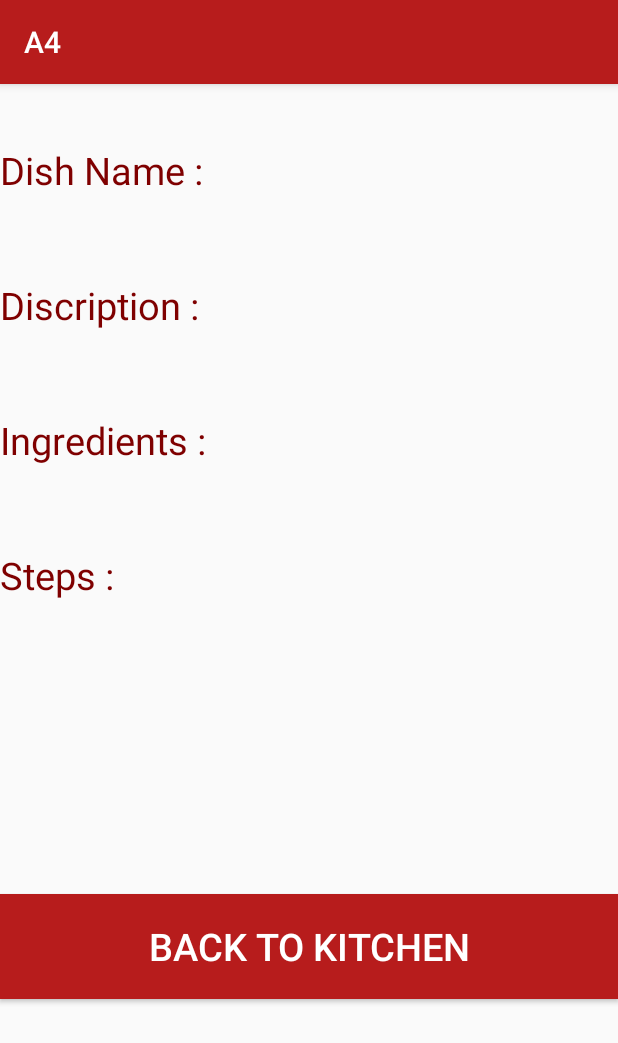
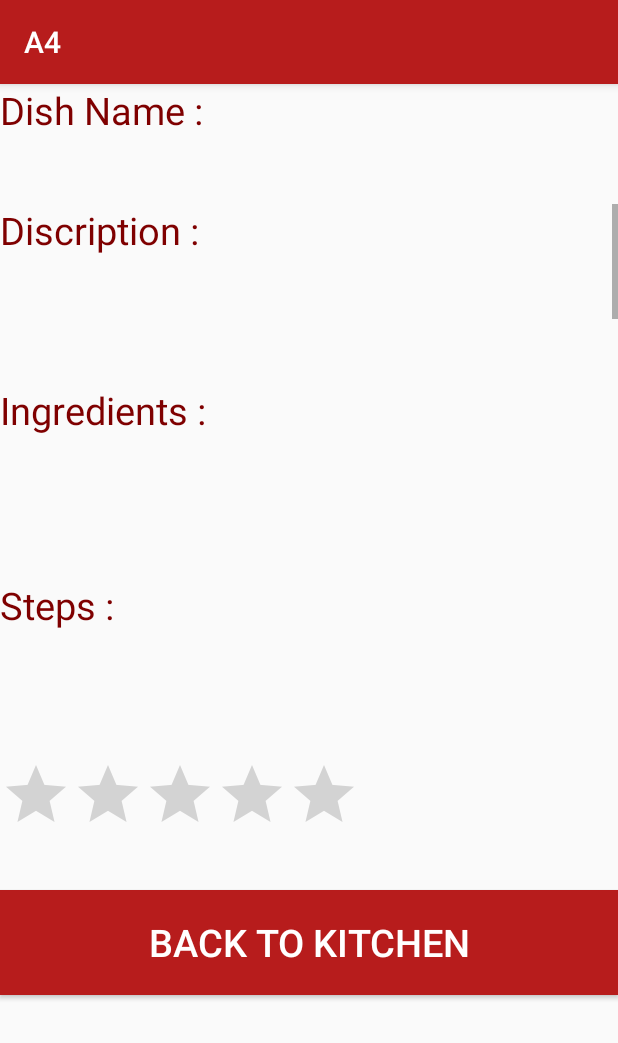
Before and after one commit to patelmalav/Khana-Khazana, an Android app: the view_recipe screen opened directly, with no data from a screen before it, on a phone screen of 412 x 824 dp. Shown: the top 1043 px of the screen. Run offline under Robolectric (Android 15) with nearby library versions, the phone set to English and light mode, and no system bars; our stand-ins replace Firebase (no records; nobody signed in at launch, a user with empty details on screens opened directly).

Commit message:
Search and Rating functionality

```diff
--- a/app/build.gradle
+++ b/app/build.gradle
@@ -27,6 +27,7 @@ dependencies {
     androidTestImplementation 'com.android.support.test:runner:1.0.1'
     androidTestImplementation 'com.android.support.test.espresso:espresso-core:3.0.1'
     implementation 'com.android.support:recyclerview-v7:26.1.0'
+    compile 'com.iarcuschin:simpleratingbar:0.1.3'
 }
 
 
--- a/app/src/main/java/due2do/mobile/com/a4/view_recipe.java
+++ b/app/src/main/java/due2do/mobile/com/a4/view_recipe.java
@@ -6,6 +6,7 @@ import android.support.annotation.Nullable;
 import android.support.v7.app.AppCompatActivity;
 import android.view.View;
 import android.widget.Button;
+import android.widget.RatingBar;
 import android.widget.TextView;
 
 import com.google.firebase.database.DatabaseReference;
@@ -20,6 +21,7 @@ public class view_recipe extends AppCompatActivity {
     TextView name, discription, ingredients, steps;
     DatabaseReference database;
     Button back;
+    RatingBar rb;
     details details = new details();
     details viewdata = new details();
 
@@ -33,6 +35,7 @@ public class view_recipe extends AppCompatActivity {
         ingredients = findViewById(R.id.ingredients_view);
         steps = findViewById(R.id.steps_view);
         back = findViewById(R.id.back_btn);
+        rb = findViewById(R.id.rating);
 
         viewdata = (details) getIntent().getSerializableExtra("View_Data");
 
@@ -41,6 +44,7 @@ public class view_recipe extends AppCompatActivity {
             ingredients.setText(viewdata.getIngridents());
             discription.setText(viewdata.getDiscription());
             steps.setText(viewdata.getSteps());
+            rb.setRating(viewdata.getRate());
         }
 
         back.setOnClickListener(new View.OnClickListener() {
--- a/app/src/main/res/layout/view_recipe.xml
+++ b/app/src/main/res/layout/view_recipe.xml
@@ -2,12 +2,15 @@
 <LinearLayout xmlns:android="http://schemas.android.com/apk/res/android"
     android:layout_width="match_parent"
     android:layout_height="match_parent"
-    android:orientation="vertical">
+    android:orientation="vertical"
+    >
+
+
 
     <LinearLayout
         android:layout_width="match_parent"
-        android:layout_height="50dp"
-        android:layout_marginTop="40dp">
+        android:layout_height="wrap_content"
+        >
         <TextView
             android:id="@+id/dish_name_label"
             android:layout_width="wrap_content"
@@ -26,7 +29,7 @@
 
     <LinearLayout
         android:layout_width="match_parent"
-        android:layout_height="50dp"
+        android:layout_height="wrap_content"
         android:layout_marginTop="40dp">
         <TextView
             android:id="@+id/discription_label"
@@ -36,16 +39,20 @@
             android:textSize="25dp"
             android:textColor="@color/colorPrimaryDark"/>
 
+        <ScrollView
+            xmlns:android="http://schemas.android.com/apk/res/android"
+            android:layout_width="fill_parent"
+            android:layout_height="80dp">
         //https://stackoverflow.com/questions/4233626/allow-multi-line-in-edittext-view-in-android
 
         <TextView
             android:id="@+id/discription_view"
-            android:inputType="textMultiLine"
+            android:singleLine="false"
             android:layout_marginLeft="10dp"
             android:ellipsize="end"
-            android:lines="8"
-            android:minLines="10"
-            android:gravity="top|left"
+            android:lines="50"
+            android:minLines="5"
+            android:gravity="left"
             android:maxLines="50"
             android:layout_height="wrap_content"
             android:layout_width="match_parent"
@@ -53,11 +60,12 @@
             android:scrollbars="vertical"
             android:textColor="@color/colorPrimaryDark"
             />
+        </ScrollView>
     </LinearLayout>
 
     <LinearLayout
         android:layout_width="match_parent"
-        android:layout_height="50dp"
+        android:layout_height="wrap_content"
         android:layout_marginTop="40dp">
         <TextView
             android:id="@+id/ingredients_label"
@@ -66,24 +74,30 @@
             android:text="Ingredients :"
             android:textSize="25dp"
             android:textColor="@color/colorPrimaryDark"/>
+        <ScrollView
+            xmlns:android="http://schemas.android.com/apk/res/android"
+            android:layout_width="fill_parent"
+            android:layout_height="90dp">
+
         <TextView
             android:id="@+id/ingredients_view"
             android:inputType="textMultiLine"
             android:layout_marginLeft="10dp"
             android:lines="8"
-            android:minLines="10"
-            android:gravity="top|left"
+            android:minLines="5"
+            android:gravity="left"
             android:maxLines="50"
             android:layout_height="wrap_content"
             android:layout_width="match_parent"
             android:layout_marginEnd="5dp"
             android:scrollbars="vertical"
             android:textColor="@color/colorPrimaryDark"/>
+        </ScrollView>
     </LinearLayout>
 
     <LinearLayout
         android:layout_width="match_parent"
-        android:layout_height="50dp"
+        android:layout_height="wrap_content"
         android:layout_marginTop="40dp">
         <TextView
             android:id="@+id/steps_label"
@@ -92,28 +106,47 @@
             android:text="Steps :"
             android:textSize="25dp"
             android:textColor="@color/colorPrimaryDark"/>
+        <ScrollView
+            xmlns:android="http://schemas.android.com/apk/res/android"
+            android:layout_width="fill_parent"
+            android:layout_height="120dp">
         <TextView
             android:id="@+id/steps_view"
             android:inputType="textMultiLine"
             android:layout_marginLeft="10dp"
             android:lines="8"
-            android:minLines="10"
-            android:gravity="top|left"
+            android:minLines="5"
+            android:gravity="left"
             android:maxLines="50"
-            android:layout_height="wrap_content"
+            android:layout_height="200dp"
             android:layout_width="match_parent"
             android:layout_marginEnd="5dp"
             android:scrollbars="vertical"
             android:textColor="@color/colorPrimaryDark"/>
+        </ScrollView>
     </LinearLayout>
+
+    <LinearLayout
+        android:layout_width="match_parent"
+        android:layout_height="wrap_content">
+        <RatingBar
+            android:id="@+id/rating"
+            android:rating="0"
+            android:numStars="5"
+            android:layout_width="wrap_content"
+            android:layout_height="wrap_content"
+            android:isIndicator="true"/>
+
+    </LinearLayout>
+
 
     <Button
         android:id="@+id/back_btn"
         android:text="Back to kitchen"
         android:textSize="25dp"
         android:textColor="@color/colorWhite"
-        android:layout_marginTop="180dp"
         android:layout_width="match_parent"
+        android:layout_marginTop="30dp"
         android:layout_height="70dp"
         android:background="@color/colorPrimary"/>
 
```
Also changed, not shown: app/src/main/java/due2do/mobile/com/a4/Adapter.java (+19 -4 lines), app/src/main/java/due2do/mobile/com/a4/StoreData.java (+0 -12 lines), app/src/main/java/due2do/mobile/com/a4/add_recipe.java (+18 -0 lines), app/src/main/java/due2do/mobile/com/a4/details.java (+9 -8 lines), app/src/main/java/due2do/mobile/com/a4/homepage.java (+37 -0 lines), app/src/main/res/drawable/ic_search_black_24dp.xml (added, +9 -0 lines), app/src/main/res/layout/add_recipe.xml (+13 -20 lines), app/src/main/res/layout/homepage.xml (+23 -33 lines), app/src/main/res/layout/recycler_row.xml (+55 -17 lines), app/src/main/res/menu/search.xml (added, +14 -0 lines).
